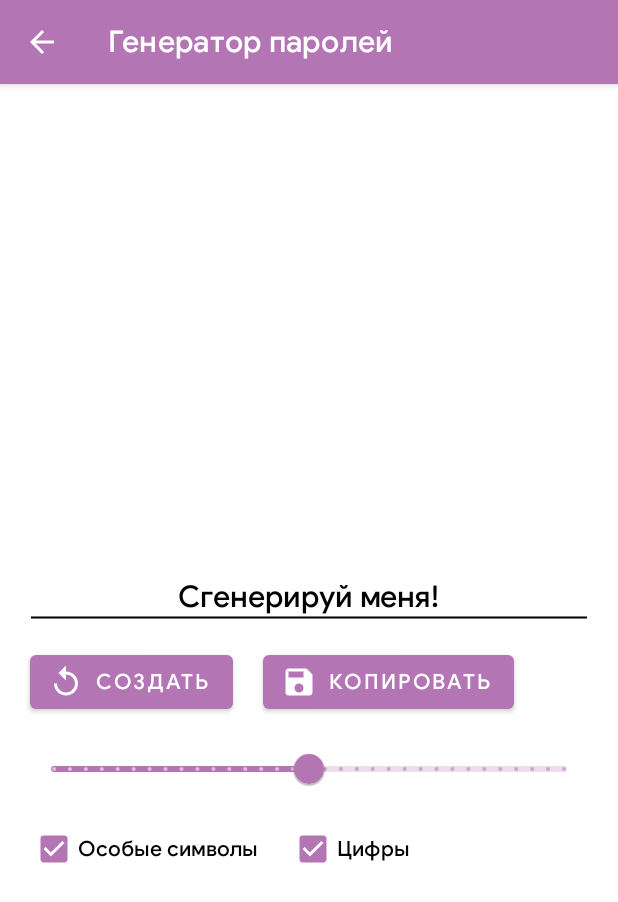
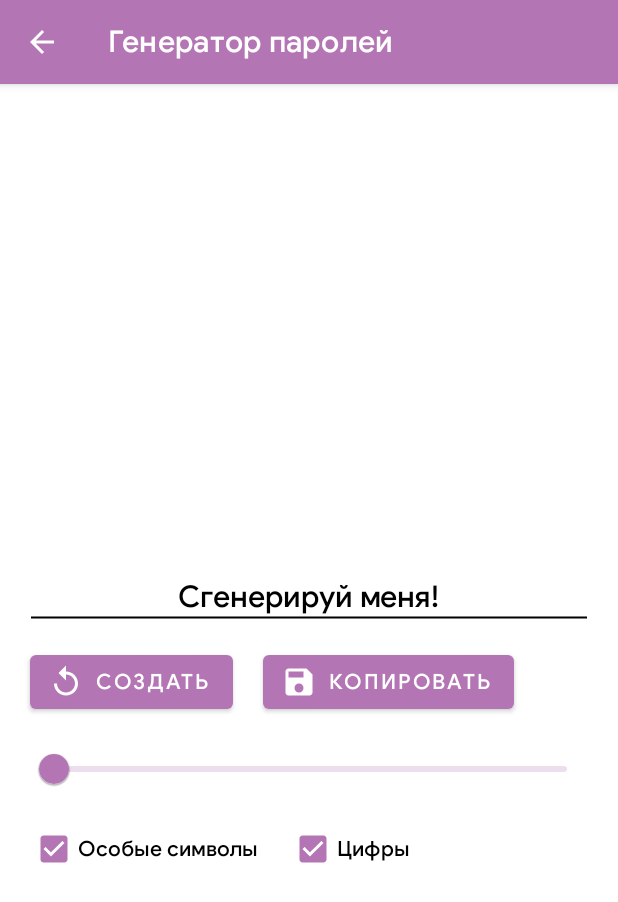
Before and after one commit to Liggidarck/Fluffy-Fox, an Android app: the layout fragment_password_generator.xml on its own in the app's theme, with its tools: preview values and no code run, on a phone screen of 412 x 824 dp. Shown: the top 902 px of the screen. Run offline under Robolectric (Android 15) with nearby library versions, the phone set to English and light mode, and no system bars.

Commit message:
Improve generator passwords. - Generate password from main page PasswordsFragment

```diff
--- a/app/src/main/res/layout/fragment_password_generator.xml
+++ b/app/src/main/res/layout/fragment_password_generator.xml
@@ -73,11 +73,8 @@
         android:layout_height="wrap_content"
         android:layout_below="@id/components"
         android:layout_marginStart="20dp"
-        android:layout_marginEnd="20dp"
         android:layout_marginTop="10dp"
-        android:stepSize="1"
-        android:value="16"
-        android:valueTo="32" />
+        android:layout_marginEnd="20dp" />
 
     <CheckBox
         android:id="@+id/checkBoxSymbols"
--- a/app/src/main/res/layout/fragment_passwords.xml
+++ b/app/src/main/res/layout/fragment_passwords.xml
@@ -10,6 +10,7 @@
         android:id="@+id/coordinatorPassword"
         android:layout_width="match_parent"
         android:layout_height="match_parent"
+        android:layout_above="@id/buttonGeneratePassword"
         android:layout_below="@id/toolbarPasswords" />
 
     <com.google.android.material.appbar.MaterialToolbar
```
Also changed, not shown: app/src/main/java/com/george/android/tasker/ui/passwords/PasswordGeneratorFragment.java (+8 -28 lines), app/src/main/java/com/george/android/tasker/ui/passwords/PasswordsFragment.java (+13 -0 lines), app/src/main/java/com/george/android/tasker/ui/passwords/PasswordsViewModel.java (+26 -0 lines).
